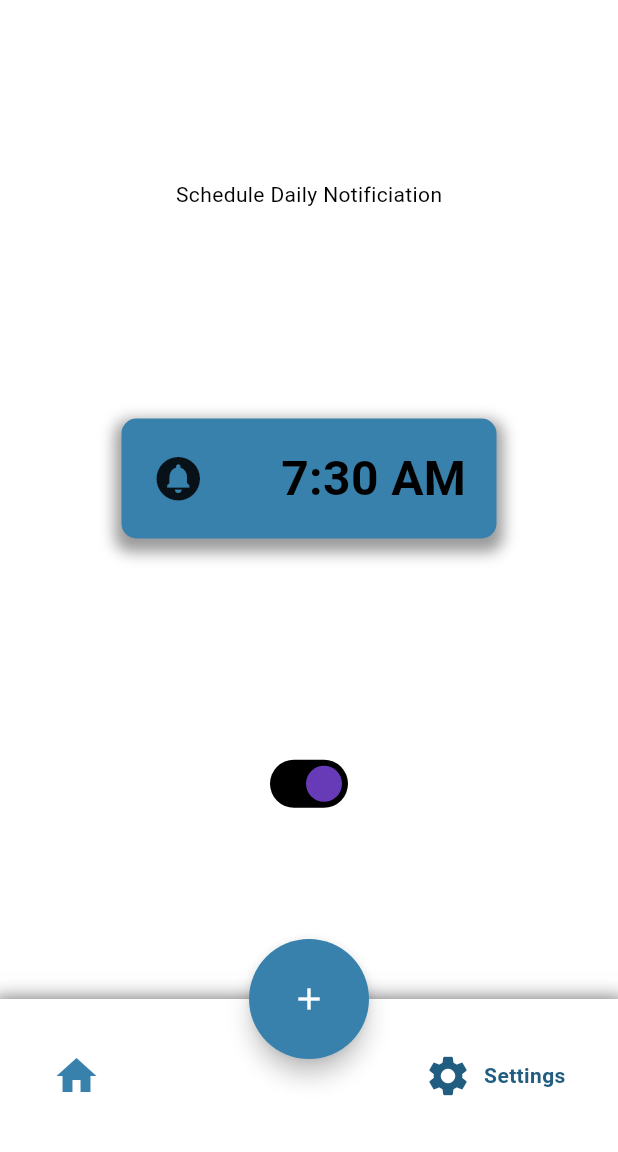
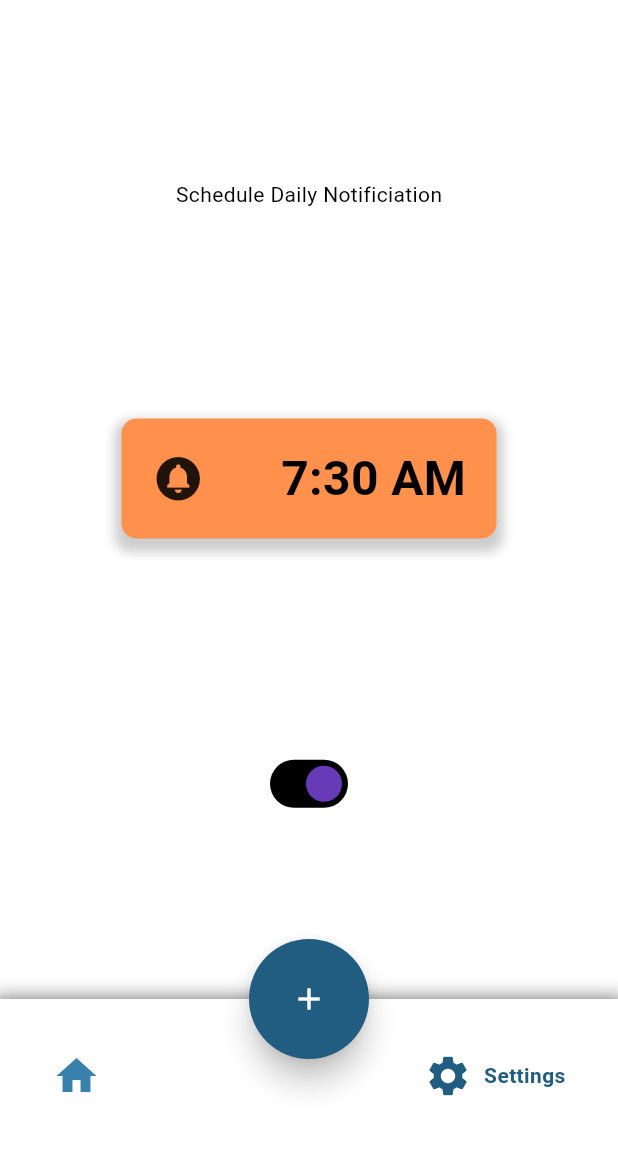
Before and after one commit to jerrychen-2018/Mood-Tracker-iOS-App, a Flutter app: the BottomNavBar screen opened by its route, item 2 of the bottom bar chosen, on a phone screen of 412 x 824 dp, the part 84-1236 px from its top. Run offline on Flutter 3.47's test engine with Material 3 defaults, Android fonts, the phone set to English and light mode, and no system bars; drawn by our look-alikes of google_nav_bar; our stand-ins replace animated_text_kit, firebase_auth, firebase_core, flutter_local_notifications, flutter_native_timezone, flutter_svg and 10 more; missing offline and left inert: flutter_emoji; accounts and stored records are empty.

Commit message:
fixed colors of timepicker and versetile components

```diff
--- a/lib/Screens/BottomNavBar/bottom_nav_bar.dart
+++ b/lib/Screens/BottomNavBar/bottom_nav_bar.dart
@@ -2,7 +2,6 @@ import "package:ebbnflow/Screens/Settings/settings.dart";
 import 'package:modal_bottom_sheet/modal_bottom_sheet.dart';
 import "package:ebbnflow/Screens/VerseList/verse_list.dart";
 import "package:ebbnflow/Screens/Verse/emotions_words_page.dart";
-// import 'package:font_awesome_flutter/font_awesome_flutter.dart';
 import 'package:google_nav_bar/google_nav_bar.dart';
 import "package:flutter/material.dart";
 
@@ -29,9 +28,6 @@ class _BottomNavBarState extends State<BottomNavBar> {
         context: context,
         backgroundColor: Colors.transparent,
         builder: (context) => const EmotionWordsPage());
-
-    // print("...number of items ${listview.length}");
-    // print("...items ${listview.toString()}");
   }
 
   @override
@@ -44,7 +40,7 @@ class _BottomNavBarState extends State<BottomNavBar> {
             color: Colors.black.withOpacity(0.6),
             spreadRadius: 5,
             blurRadius: 10,
-            offset: Offset(0, 5), // changes position of shadow
+            offset: const Offset(0, 5), // changes position of shadow
           ),
         ]),
         child: Padding(
@@ -72,6 +68,8 @@ class _BottomNavBarState extends State<BottomNavBar> {
         child: FloatingActionButton(
           onPressed: addVerse,
           shape: const CircleBorder(),
+          backgroundColor: Theme.of(context).colorScheme.secondary,
+          elevation: 8,
           child: const Icon(Icons.add),
         ),
       ),
--- a/lib/components/MyVerseTile/my_verse_tile.dart
+++ b/lib/components/MyVerseTile/my_verse_tile.dart
@@ -59,7 +59,7 @@ class _MyVerseTileState extends State<MyVerseTile> {
               },
               child: Container(
                 decoration: BoxDecoration(
-                    color: Colors.cyan[600],
+                    color: Theme.of(context).colorScheme.primary,
                     borderRadius: BorderRadius.circular(10),
                     boxShadow: [
                       BoxShadow(
--- a/lib/components/TimePicker/time_picker.dart
+++ b/lib/components/TimePicker/time_picker.dart
@@ -109,9 +109,11 @@ class _TimePickerState extends State<TimePicker> {
                           Navigator.pop(context);
                         }
                       },
-                      child: const Text(
+                      child: Text(
                         "Save",
-                        style: TextStyle(fontSize: 18),
+                        style: TextStyle(
+                            fontSize: 18,
+                            color: Theme.of(context).colorScheme.secondary),
                       )),
                   const SizedBox(
                     width: 10,
--- a/lib/components/my_time_picker_button.dart
+++ b/lib/components/my_time_picker_button.dart
@@ -40,24 +40,6 @@ class _MyTimePickerButtonState extends State<MyTimePickerButton> {
   }
 
   void openTimePicker(int sh, int sm, int sap) async {
-    // showCupertinoModalPopup(
-    //     context: context,
-    //     builder: (context) =>
-    // CupertinoActionSheet(
-    //       actions: [
-    //         TimePicker(
-    //           selectedHour: sh,
-    //           selectedMinute: sm,
-    //           selectedAmPm: sap,
-    //         )
-    //       ],
-    //       cancelButton: CupertinoActionSheetAction(
-    //         child: Text('Done'),
-    //         onPressed: () {
-    //           Navigator.pop(context);
-    //         },
-    //       ),
-    //     ))
     await showCupertinoModalBottomSheet(
         expand: true,
         context: context,
@@ -81,18 +63,19 @@ class _MyTimePickerButtonState extends State<MyTimePickerButton> {
                 height: 80,
                 width: 250,
                 decoration: BoxDecoration(
-                    color: Color.fromRGBO(56, 129, 172, 1),
+                    color: Theme.of(context).colorScheme.primary,
                     borderRadius: BorderRadius.circular(10),
                     boxShadow: [
                       BoxShadow(
-                        color: Colors.black.withOpacity(0.4),
+                        color: Colors.black.withOpacity(0.2),
                         spreadRadius: 4,
-                        blurRadius: 8,
-                        offset: Offset(0, 5), // changes position of shadow
+                        blurRadius: 6,
+                        offset:
+                            const Offset(0, 5), // changes position of shadow
                       ),
                     ]),
-                margin: EdgeInsets.all(20),
-                padding: EdgeInsets.all(10),
+                margin: const EdgeInsets.all(20),
+                padding: const EdgeInsets.all(10),
                 child: Row(
                   mainAxisAlignment: MainAxisAlignment.spaceAround,
                   crossAxisAlignment: CrossAxisAlignment.center,
@@ -105,9 +88,8 @@ class _MyTimePickerButtonState extends State<MyTimePickerButton> {
                     ),
                     Text(
                       "${value.scheduledHour}:${(value.scheduledMinute < 10) ? '0${value.scheduledMinute.toString()}' : value.scheduledMinute.toString()} ${(value.scheduledAmPm == 0) ? 'AM' : 'PM'}",
-                      //"${currHour.toString()}:${(currMinute < 10) ? '0${currMinute.toString()}' : currMinute.toString()} ${(currAmPm == 0) ? 'AM' : 'PM'}",
                       style: const TextStyle(
-                          fontSize: 32, fontWeight: FontWeight.bold),
+                          fontSize: 32, fontWeight: FontWeight.w600),
                     ),
                   ],
                 ),
--- a/lib/themes/theme.dart
+++ b/lib/themes/theme.dart
@@ -5,7 +5,9 @@ ThemeData lightMode = ThemeData(
     appBarTheme: const AppBarTheme(color: Color.fromRGBO(112, 203, 255, 1)),
     colorScheme: const ColorScheme.light(
         background: Color.fromRGBO(112, 203, 255, 1),
-        primary: Color.fromRGBO(56, 129, 172, 1),
+        primary:
+            Color.fromRGBO(255, 145, 77, 1), //Color.fromRGBO(41, 112, 154, 1),
+
         secondary: Color.fromRGBO(33, 93, 128, 1)));
 
 ThemeData darkMode = ThemeData(
@@ -14,5 +16,5 @@ ThemeData darkMode = ThemeData(
     iconTheme: IconThemeData(color: Colors.white),
     colorScheme: ColorScheme.dark(
         background: Colors.grey.shade800,
-        primary: Colors.white,
+        primary: const Color.fromARGB(255, 11, 14, 52),
         secondary: Colors.white));
```
Also changed, not shown: lib/Screens/Verse/verse_page.dart (+20 -14 lines).
